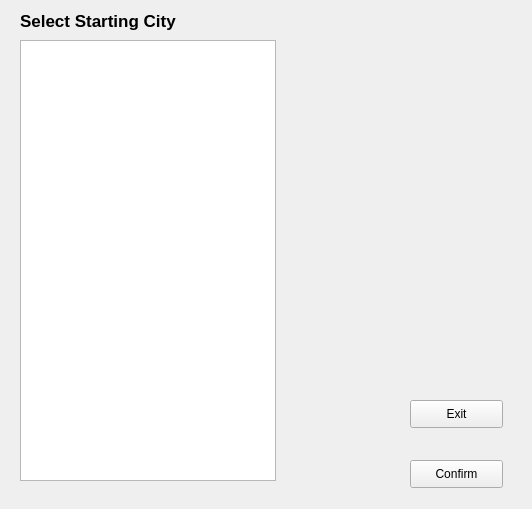
moetaei/CS1D-Basketball, file CS1D-Basketball-master/Basketball/option2.ui: the form before one commit.
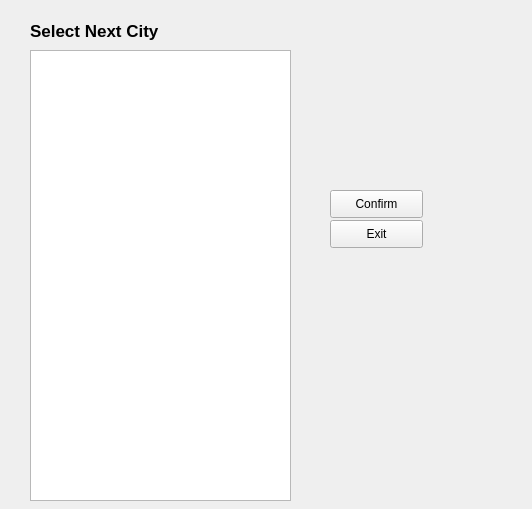
The form after the commit. The open tabs and pages were chosen to show the change.

What changed in the file:
```diff
--- a/CS1D-Basketball-master/Basketball/option2.ui
+++ b/CS1D-Basketball-master/Basketball/option2.ui
@@ -13,26 +13,26 @@
   <property name="windowTitle">
    <string>Form</string>
   </property>
-  <widget class="QListWidget" name="newList">
+  <widget class="QStackedWidget" name="stackedWidget">
    <property name="geometry">
     <rect>
      <x>20</x>
-     <y>40</y>
-     <width>256</width>
-     <height>441</height>
+     <y>10</y>
+     <width>431</width>
+     <height>491</height>
     </rect>
    </property>
-   <property name="selectionMode">
-    <enum>QAbstractItemView::MultiSelection</enum>
+   <property name="currentIndex">
+    <number>0</number>
    </property>
-  </widget>
-  <widget class="QLabel" name="label">
+   <widget class="QWidget" name="pg1">
+    <widget class="QLabel" name="start">
    <property name="geometry">
     <rect>
-     <x>20</x>
-     <y>0</y>
-     <width>331</width>
-     <height>41</height>
+       <x>10</x>
+       <y>10</y>
+       <width>211</width>
+       <height>21</height>
     </rect>
    </property>
    <property name="font">
@@ -50,11 +50,89 @@
     <enum>Qt::PlainText</enum>
    </property>
   </widget>
+    <widget class="QListWidget" name="newList1">
+     <property name="geometry">
+      <rect>
+       <x>10</x>
+       <y>40</y>
+       <width>261</width>
+       <height>441</height>
+      </rect>
+     </property>
+     <property name="selectionMode">
+      <enum>QAbstractItemView::MultiSelection</enum>
+     </property>
+    </widget>
+    <widget class="QPushButton" name="exit1">
+     <property name="geometry">
+      <rect>
+       <x>310</x>
+       <y>200</y>
+       <width>93</width>
+       <height>28</height>
+      </rect>
+     </property>
+     <property name="text">
+      <string>Exit</string>
+     </property>
+    </widget>
+   </widget>
+   <widget class="QWidget" name="pg2">
+    <widget class="QLabel" name="next2">
+     <property name="geometry">
+      <rect>
+       <x>10</x>
+       <y>10</y>
+       <width>201</width>
+       <height>21</height>
+      </rect>
+     </property>
+     <property name="font">
+      <font>
+       <pointsize>13</pointsize>
+       <weight>75</weight>
+       <bold>true</bold>
+       <kerning>true</kerning>
+      </font>
+     </property>
+     <property name="text">
+      <string>Select Next City</string>
+     </property>
+     <property name="textFormat">
+      <enum>Qt::PlainText</enum>
+     </property>
+    </widget>
+    <widget class="QListWidget" name="newList2">
+     <property name="geometry">
+      <rect>
+       <x>10</x>
+       <y>40</y>
+       <width>261</width>
+       <height>451</height>
+      </rect>
+     </property>
+     <property name="selectionMode">
+      <enum>QAbstractItemView::MultiSelection</enum>
+     </property>
+    </widget>
+    <widget class="QPushButton" name="exit2">
+     <property name="geometry">
+      <rect>
+       <x>310</x>
+       <y>210</y>
+       <width>93</width>
+       <height>28</height>
+      </rect>
+     </property>
+     <property name="text">
+      <string>Exit</string>
+     </property>
+    </widget>
   <widget class="QPushButton" name="confirm">
    <property name="geometry">
     <rect>
-     <x>410</x>
-     <y>460</y>
+       <x>310</x>
+       <y>180</y>
      <width>93</width>
      <height>28</height>
     </rect>
@@ -63,18 +141,7 @@
     <string>Confirm</string>
    </property>
   </widget>
-  <widget class="QPushButton" name="exitButton">
-   <property name="geometry">
-    <rect>
-     <x>410</x>
-     <y>400</y>
-     <width>93</width>
-     <height>28</height>
-    </rect>
-   </property>
-   <property name="text">
-    <string>Exit</string>
-   </property>
+   </widget>
   </widget>
  </widget>
  <resources/>
```
Left out of the diff: 4 changed lines with no effect on the pictures. Lines whose indentation alone changed are shown as unchanged.
